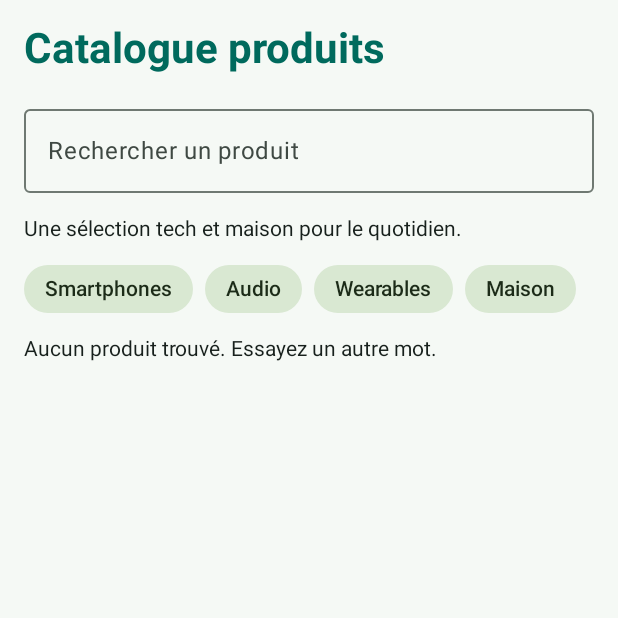
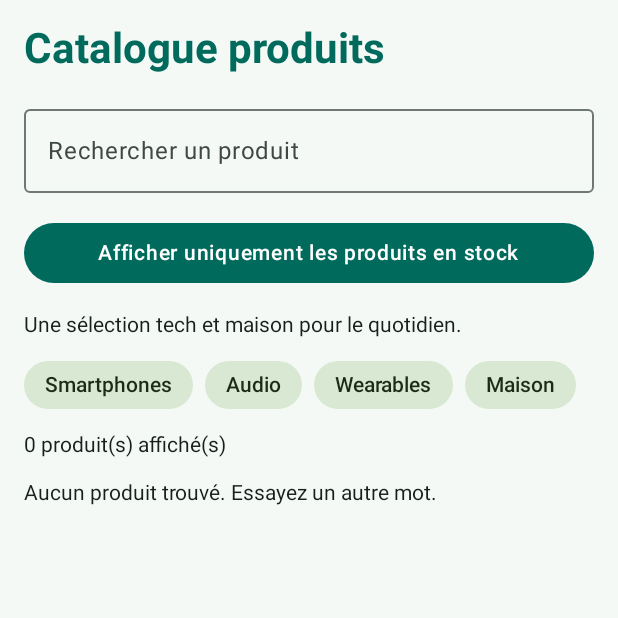
Before and after one commit to Jeevons/product-explorer, an Android app built with Jetpack Compose: the composable ProductCatalogScreen called with empty values, on a phone screen of 412 x 824 dp, the top half of it. Run offline under Robolectric (Android 15) with nearby library versions, the phone set to English and light mode, and no system bars.

Commit message:
TP8 : filtrer les produits en stock et afficher le compteur

```diff
--- a/app/src/main/java/com/example/productexplorer/ProductCatalogScreen.kt
+++ b/app/src/main/java/com/example/productexplorer/ProductCatalogScreen.kt
@@ -45,12 +45,21 @@ fun ProductCatalogScreen(
         mutableStateOf("")
     }
 
-    // La liste est recalculee quand les produits ou la recherche changent.
-    val filteredProducts = remember(products, searchQuery) {
+    var showOnlyInStock by rememberSaveable {
+        mutableStateOf(false)
+    }
+
+    // La liste depend a la fois de la recherche et du filtre de stock.
+    val filteredProducts = remember(products, searchQuery, showOnlyInStock) {
         products.filter { product ->
-            product.title.contains(searchQuery, ignoreCase = true) ||
-                    product.brand.contains(searchQuery, ignoreCase = true) ||
-                    product.category.contains(searchQuery, ignoreCase = true)
+            val matchesSearch =
+                product.title.contains(searchQuery, ignoreCase = true) ||
+                        product.brand.contains(searchQuery, ignoreCase = true) ||
+                        product.category.contains(searchQuery, ignoreCase = true)
+
+            val matchesStock = !showOnlyInStock || product.stock > 0
+
+            matchesSearch && matchesStock
         }
     }
 
@@ -80,6 +89,22 @@ fun ProductCatalogScreen(
             )
         }
         item {
+            Button(
+                onClick = {
+                    showOnlyInStock = !showOnlyInStock
+                },
+                modifier = Modifier.fillMaxWidth()
+            ) {
+                Text(
+                    text = if (showOnlyInStock) {
+                        "Afficher tous les produits"
+                    } else {
+                        "Afficher uniquement les produits en stock"
+                    }
+                )
+            }
+        }
+        item {
             Text(
                 text = "Une sélection tech et maison pour le quotidien.",
                 color = MaterialTheme.colorScheme.onBackground,
@@ -90,10 +115,22 @@ fun ProductCatalogScreen(
             CategoryRow(categories = sampleCategories())
         }
 
+        item {
+            Text(
+                text = "${filteredProducts.size} produit(s) affiché(s)",
+                color = MaterialTheme.colorScheme.onBackground,
+                style = MaterialTheme.typography.bodyMedium
+            )
+        }
+
         if (filteredProducts.isEmpty()) {
             item {
                 Text(
-                    text = "Aucun produit trouvé. Essayez un autre mot.",
+                    text = if (showOnlyInStock) {
+                        "Aucun produit en stock ne correspond. Modifiez la recherche ou désactivez le filtre."
+                    } else {
+                        "Aucun produit trouvé. Essayez un autre mot."
+                    },
                     color = MaterialTheme.colorScheme.onBackground,
                     style = MaterialTheme.typography.bodyMedium
                 )
```
Also changed, not shown: 1 other file.
